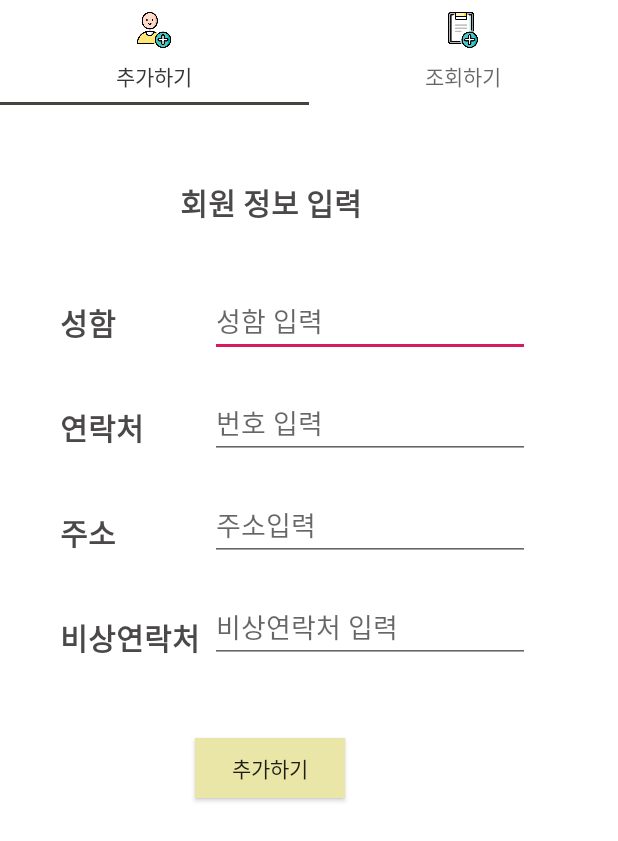
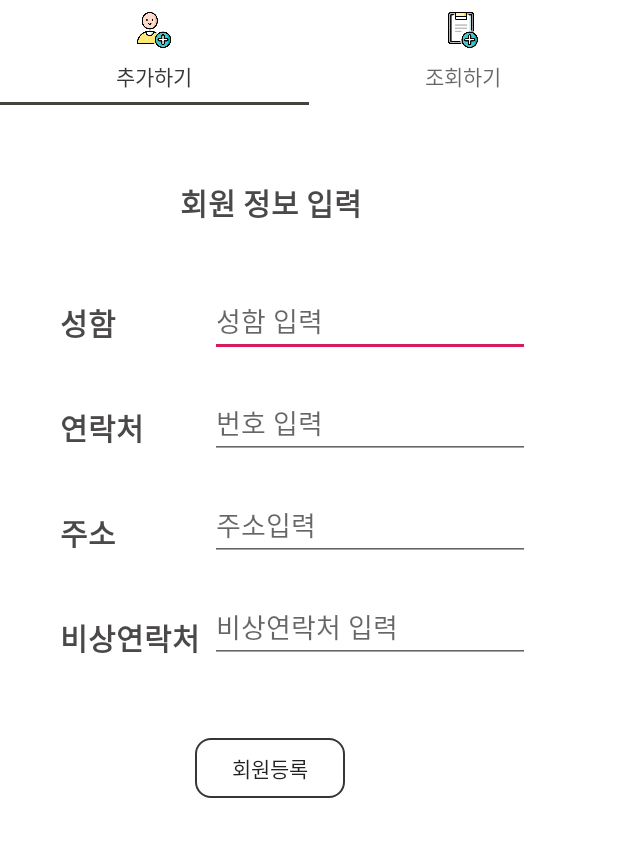
Before and after one commit to JiHyoni/ProjectUandI, an Android app: the addFragment screen opened directly, with no data from a screen before it, on a phone screen of 412 x 824 dp. Shown: the top 841 px of the screen. Run offline under Robolectric (Android 15) with nearby library versions, the phone set to English and light mode, and no system bars.

Commit message:
UI Update

```diff
--- /dev/null
+++ b/src/main/res/drawable/button_style.xml
@@ -0,0 +1,12 @@
+<?xml version="1.0" encoding="utf-8"?>
+<shape xmlns:android="http://schemas.android.com/apk/res/android"
+    android:shape="rectangle">
+
+    <stroke
+        android:width="1dp"
+        android:color="#D8111212" />
+    <size
+        android:width="36dp"
+        android:height="50dp" />
+    <corners android:radius="10dp" />
+</shape>
--- a/src/main/res/layout/fragment_add.xml
+++ b/src/main/res/layout/fragment_add.xml
@@ -130,7 +130,7 @@
         android:layout_marginLeft="130dp"
         android:layout_marginTop="50dp"
         android:layout_marginRight="100dp"
-        android:background="#EAE6A8"
-        android:text="추가하기" />
+        android:background="@drawable/button_style"
+        android:text="회원등록" />
 
 </LinearLayout>
```
Also changed, not shown: src/main/res/layout/activity_sos_list.xml (+7 -21 lines).
